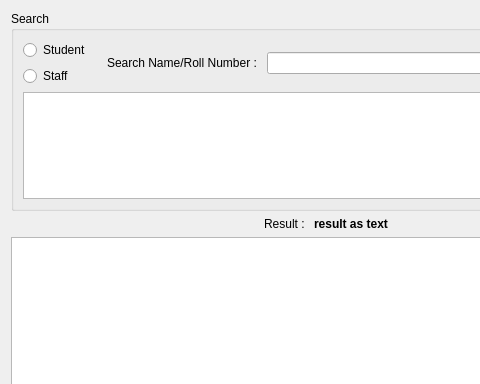
The window that gui/main.ui (NirajSudhirMehta/Find-Expected-Location-of-Person) describes before a commit, drawn with Qt 5; both pictures show x 0 to 480 and y 0 to 384 of the 621 by 701 pixel window.
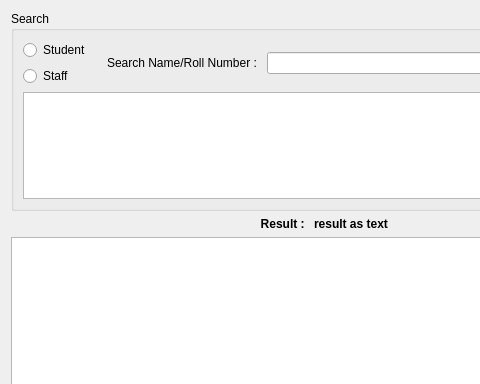
The same window after the commit.

Patch:
```diff
--- a/gui/main.ui
+++ b/gui/main.ui
@@ -84,6 +84,12 @@
       <layout class="QHBoxLayout" name="horizontalLayout_2">
        <item>
         <widget class="QLabel" name="label_3">
+         <property name="font">
+          <font>
+           <weight>75</weight>
+           <bold>true</bold>
+          </font>
+         </property>
          <property name="text">
           <string>Result : </string>
          </property>
```
